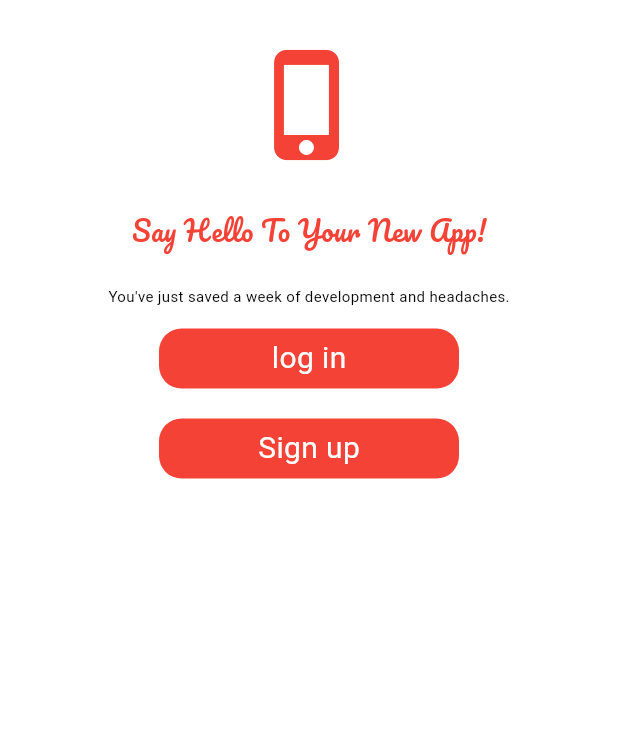
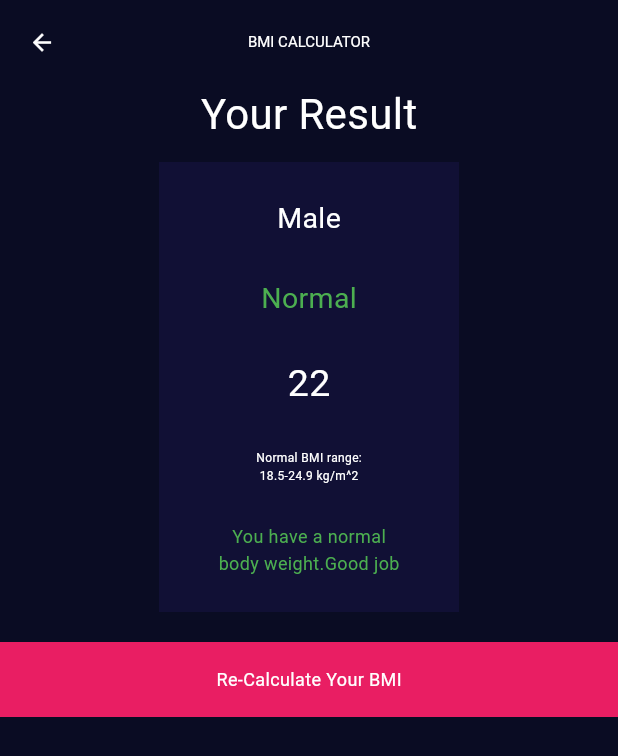
Before and after one commit to Afraym-Herz/bmi_result, a Flutter app: the screen it shows after launch, on a phone screen of 412 x 824 dp. Shown: the top 756 px of the screen. Run offline on Flutter 3.47's test engine with Material 3 defaults, Android fonts, the phone set to English and light mode, and no system bars.

Commit message:
Update main.dart

```diff
--- a/lib/main.dart
+++ b/lib/main.dart
@@ -8,113 +8,134 @@ class BussinesCardApp extends StatelessWidget {
   Widget build(BuildContext context) {
     return MaterialApp(
         home: Scaffold(
-      backgroundColor: Colors.white,
-      body: Column(
-        crossAxisAlignment: CrossAxisAlignment.center ,
-        mainAxisAlignment: MainAxisAlignment.start,
-        children: [
-          CircleAvatar(
-            radius: 70,
-            backgroundColor: Colors.white,
-            child: Icon(Icons.phone_iphone , size: 80  , color: Colors.red,),
+      appBar: AppBar(
+        leading: Icon(
+      Icons.arrow_back,
+      color: Colors.white,
+      size: 18,
 
     ),
-
-          SizedBox(
-            height: 50,
-            child: Text(
-              "Say Hello To Your New App!",
+        centerTitle: true,
+        backgroundColor: Color(0xff0A0C23),
+        title: const Text(
+          "BMI CALCULATOR",
           style: TextStyle(
-                  color: Colors.red,
-                  backgroundColor: Colors.white,
-                  fontSize: 18,
-                  fontFamily: 'Pacifico'),
+              color: Colors.white,
+              fontSize: 10,
+              backgroundColor: Color(0xff0A0C23)),
         ),
       ),
-          Text(
-            "You've just saved a week of development and headaches.",
-            style: TextStyle(
-                color: Colors.black,
-                backgroundColor: Colors.white,
-                fontSize: 10),
+      backgroundColor: Color(0xff0A0C23),
+      body: Column(
+
+        children: [
+          Center(
+            child: Container(
+                child: Text(
+              "Your Result",
+              style: TextStyle(color: Colors.white , fontSize: 28),
+            )),
           ),
-          Padding(
-            padding: EdgeInsets.only(top : 15 , right: 10 , left: 10 , bottom: 5),
-            child: Container(
-              decoration: BoxDecoration(
-                  borderRadius: BorderRadius.circular(8), color: Colors.white),
-              height: 50,
-
-              child: Row(
-               mainAxisAlignment: MainAxisAlignment.center,
-                children: [
 
              Padding(
-                    padding: EdgeInsets.only(bottom: 10 ),
+               padding: const EdgeInsets.only(top: 12, bottom: 20 , left: 12 , right: 12),
+               child: Container(
+                width: 200,
+                height: 300,
+                color: Color.fromARGB(111, 26, 22, 77) ,
+                child : const Column(
+                  mainAxisAlignment: MainAxisAlignment.center,
+                  crossAxisAlignment: CrossAxisAlignment.center,
+                children: [
+                  Row(
+                    mainAxisAlignment: MainAxisAlignment.center,
+                    crossAxisAlignment: CrossAxisAlignment.center,
+                    children: [
+                     Padding(
+                       padding: const EdgeInsets.only(bottom:13 , top: 0 ),
+                       child: Text("Male",style : TextStyle(color: Colors.white, fontSize: 19)),
+                     )
+                    ],
+                  ),
+                  Row(
+                    mainAxisAlignment: MainAxisAlignment.center,
+                    crossAxisAlignment: CrossAxisAlignment.center,
+                    children: [
+                     Padding(
+                       padding: const EdgeInsets.all(13),
+                       child: Text("Normal",style : TextStyle(color: Colors.green, fontSize: 19)),
+                     )
+                    ],
+                  ) ,
+                  Row(
+                    mainAxisAlignment: MainAxisAlignment.center,
+                    crossAxisAlignment: CrossAxisAlignment.center,
+                    children: [
+                     Padding(
+                       padding: const EdgeInsets.all(13),
+                       child: Text("22",style : TextStyle(color: Colors.white, fontSize: 25)),
+                     )
+                    ],
+                  ),
+
+                     Padding(
+                       padding: const EdgeInsets.only(bottom:1 , top: 13),
                        child: Row(
                         mainAxisAlignment: MainAxisAlignment.center,
                         crossAxisAlignment: CrossAxisAlignment.center,
                          children: [
-                        Container(
-                          decoration: BoxDecoration( color: Colors.red , borderRadius: BorderRadius.circular(15) ),
-
-                          height: 50,
-                          width: 200,
-                          child: Center(
-                            child: Text(
-                              'log in',
-
-                              style: TextStyle(backgroundColor: Colors.red, color: Colors.white , fontSize: 20),
-                            ),
-                          ),
-                        ),
+                           Text("Normal BMI range:",style : TextStyle(color: Colors.white, fontSize: 8)),
                          ],
                        ),
                      ),
-
-                ],
-              ),
-            ),
-          ) ,
                      Padding(
-            padding: EdgeInsets.only(top : 5 , right: 10 , left: 10 , bottom: 5),
-            child: Container(
-              decoration: BoxDecoration(
-                  borderRadius: BorderRadius.circular(8), color: Colors.white),
-              height: 50,
-
-              child: Row(
-               mainAxisAlignment: MainAxisAlignment.center,
-                children: [
-
-                  Padding(
-                    padding: EdgeInsets.only(bottom: 10 ),
+                       padding: const EdgeInsets.only(bottom:13),
                        child: Row(
                         mainAxisAlignment: MainAxisAlignment.center,
                         crossAxisAlignment: CrossAxisAlignment.center,
                          children: [
-                        Container(
-                          decoration: BoxDecoration( color: Colors.red , borderRadius: BorderRadius.circular(15) ),
-
-                          height: 50,
-                          width: 200,
-                          child: Center(
-                            child: Text(
-                              'Sign up',
-
-                              style: TextStyle(backgroundColor: Colors.red, color: Colors.white , fontSize: 20),
-                            ),
-                          ),
-                        ),
+                           Text("18.5-24.9 kg/m^2",style : TextStyle(color: Colors.white, fontSize: 8)),
                          ],
                        ),
                      ),
-
+                     Padding(
+                       padding: const EdgeInsets.only(bottom:1 , top: 13),
+                       child: Row(
+                        mainAxisAlignment: MainAxisAlignment.center,
+                        crossAxisAlignment: CrossAxisAlignment.center,
+                         children: [
+                           Text("You have a normal",style : TextStyle(color: Colors.green, fontSize: 12)),
                          ],
                        ),
                      ),
-          ) ,
+                     Row(
+                        mainAxisAlignment: MainAxisAlignment.center,
+                        crossAxisAlignment: CrossAxisAlignment.center,
+                         children: [
+                           Text("body weight.Good job",style : TextStyle(color: Colors.green, fontSize: 12)),
+                         ],
+                       ),
 
+
+
+
+                    ],
+
+                )
+                           ),
+             ),
+
+          Container(
+            color: Colors.pink,
+            height: 50,
+            child: const Row(
+              mainAxisAlignment: MainAxisAlignment.center ,
+              crossAxisAlignment: CrossAxisAlignment.center,
+              children: [
+                Text("Re-Calculate Your BMI" , style : TextStyle(color: Colors.white, fontSize: 12)),
+              ],
+            ),
+          )
         ],
       ),
     ));
```
Lines whose indentation alone changed are shown as unchanged.
